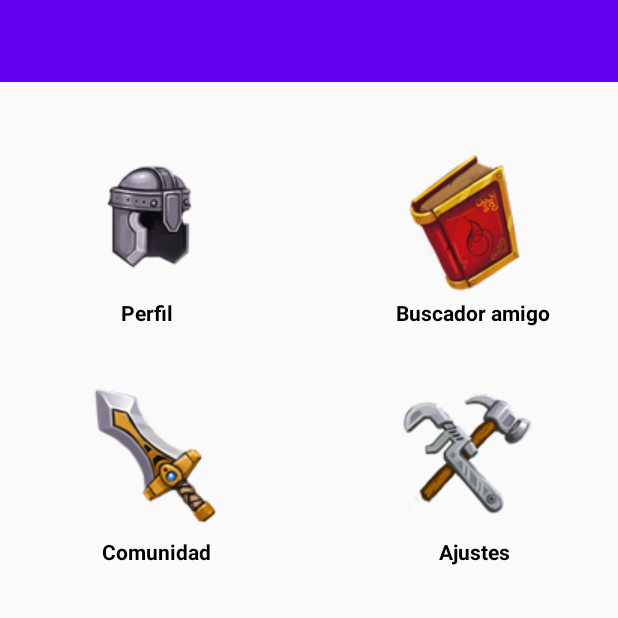
After one commit to Kevin-alcalde/AndroidV1, an Android app: the DashboardActivity screen opened directly, with no data from a screen before it, on a phone screen of 412 x 824 dp, the top half of it. The commit adds this screen. Run offline under Robolectric (Android 15) with nearby library versions, the phone set to English and light mode, and no system bars; 2 statements that could not run were skipped.

Commit message:
Se ha añadido un dashBoard y perfil funciona

```diff
--- a/app/src/main/AndroidManifest.xml
+++ b/app/src/main/AndroidManifest.xml
@@ -12,6 +12,7 @@
         android:supportsRtl="true"
         android:theme="@style/Theme.AndroidProyecto"
         android:usesCleartextTraffic="true">
+        <activity android:name=".DashboardActivity"></activity>
         <activity android:name=".SplashActivity">
             <intent-filter>
                 <action android:name="android.intent.action.MAIN" />
@@ -21,9 +22,7 @@
         </activity>
         <activity android:name=".PerfilActivity" />
         <activity android:name=".ResgisterActivity" />
-        <activity android:name=".MainActivity">
-
-        </activity>
+        <activity android:name=".MainActivity"></activity>
     </application>
 
 </manifest>
--- /dev/null
+++ b/app/src/main/java/edu/upc/dsa/androidproyecto/DashboardActivity.java
@@ -0,0 +1,53 @@
+package edu.upc.dsa.androidproyecto;
+
+import androidx.appcompat.app.AppCompatActivity;
+
+import android.content.Intent;
+import android.os.Bundle;
+import android.util.Log;
+import android.view.View;
+import android.widget.TextView;
+
+public class DashboardActivity extends AppCompatActivity {
+
+    TextView nombre;
+    String name;
+    String username;
+    String password;
+    String ciudad;
+    Jugador jugador;
+    Bundle bundle = new Bundle();
+
+    @Override
+    protected void onCreate(Bundle savedInstanceState) {
+        super.onCreate(savedInstanceState);
+
+
+        setContentView(R.layout.activity_dashboard);
+        nombre = findViewById(R.id.Usuario);
+        Bundle Recibo = getIntent().getExtras();
+        name = Recibo.getString("nombreLogin");
+        nombre.setText(name);
+
+
+        jugador = new Jugador(Recibo.getString("user"), Recibo.getString("password"));
+        bundle.putSerializable("prueba1",jugador);
+
+
+    }
+
+    public void Loger (View view) {
+        Intent intent = new Intent(this,PerfilActivity.class);
+        intent.putExtras(bundle);
+        startActivity(intent);
+
+
+
+    }
+
+
+
+
+
+
+}
--- /dev/null
+++ b/app/src/main/res/drawable/white_rectangle_background.xml
@@ -0,0 +1,6 @@
+<?xml version="1.0" encoding="utf-8"?>
+<shape xmlns:android="http://schemas.android.com/apk/res/android"
+    android:shape="rectangle">
+<solid android:color="@color/white"/>
+    <corners android:radius="10dp"/>
+</shape>
--- /dev/null
+++ b/app/src/main/res/layout/activity_dashboard.xml
@@ -0,0 +1,151 @@
+<?xml version="1.0" encoding="utf-8"?>
+<androidx.constraintlayout.widget.ConstraintLayout
+    xmlns:android="http://schemas.android.com/apk/res/android"
+    xmlns:app="http://schemas.android.com/apk/res-auto"
+    xmlns:tools="http://schemas.android.com/tools"
+    android:layout_width="match_parent"
+    android:layout_height="match_parent"
+
+    tools:context=".DashboardActivity">
+
+    <androidx.constraintlayout.widget.ConstraintLayout
+        android:id="@+id/Header"
+        android:layout_width="match_parent"
+        android:layout_height="wrap_content"
+        android:background="@color/design_default_color_primary"
+        android:padding="10dp"
+        app:layout_constraintStart_toStartOf="parent"
+        app:layout_constraintTop_toTopOf="parent">
+
+        <TextView
+            android:id="@+id/Usuario"
+            android:layout_width="wrap_content"
+            android:layout_height="wrap_content"
+            android:text="Usuario"
+            android:textColor="@color/white"
+            android:textSize="25sp"
+            android:textStyle="normal"
+            app:layout_constraintBottom_toBottomOf="parent"
+            app:layout_constraintEnd_toEndOf="parent"
+            app:layout_constraintStart_toStartOf="parent"
+            app:layout_constraintTop_toTopOf="parent"
+            app:layout_constraintVertical_bias="0.571" />
+
+    </androidx.constraintlayout.widget.ConstraintLayout>
+
+    <androidx.constraintlayout.widget.ConstraintLayout
+        android:id="@+id/constraintLayout"
+        android:layout_width="match_parent"
+        android:layout_height="wrap_content"
+        app:layout_constraintBottom_toBottomOf="@+id/Header">
+
+
+    </androidx.constraintlayout.widget.ConstraintLayout>
+
+    <ScrollView
+        android:layout_width="match_parent"
+        android:layout_height="wrap_content"
+        app:layout_constraintBottom_toBottomOf="parent"
+        app:layout_constraintStart_toStartOf="parent"
+        app:layout_constraintTop_toBottomOf="@+id/Header"
+        app:layout_constraintVertical_bias="0.0" />
+
+    <ImageView
+        android:id="@+id/imagePerfil"
+        android:layout_width="wrap_content"
+        android:layout_height="wrap_content"
+        android:layout_marginStart="36dp"
+        android:layout_marginLeft="36dp"
+        android:layout_marginTop="28dp"
+        android:onClick="Loger"
+        app:layout_constraintStart_toStartOf="parent"
+        app:layout_constraintTop_toBottomOf="@+id/Header"
+        app:srcCompat="@drawable/helmet" />
+
+    <ImageView
+        android:id="@+id/imageAmigo"
+        android:layout_width="wrap_content"
+        android:layout_height="wrap_content"
+        android:layout_marginTop="28dp"
+        android:layout_marginEnd="36dp"
+        android:layout_marginRight="36dp"
+        app:layout_constraintEnd_toEndOf="parent"
+        app:layout_constraintTop_toBottomOf="@+id/Header"
+        app:srcCompat="@drawable/tome" />
+
+    <ImageView
+        android:id="@+id/imageView10"
+        android:layout_width="wrap_content"
+        android:layout_height="wrap_content"
+        android:layout_marginStart="36dp"
+        android:layout_marginLeft="36dp"
+        android:layout_marginTop="28dp"
+        app:layout_constraintStart_toStartOf="parent"
+        app:layout_constraintTop_toBottomOf="@+id/imagePerfil"
+        app:srcCompat="@drawable/upg_sword" />
+
+    <ImageView
+        android:id="@+id/imageView11"
+        android:layout_width="wrap_content"
+        android:layout_height="wrap_content"
+        android:layout_marginTop="28dp"
+        android:layout_marginEnd="36dp"
+        android:layout_marginRight="36dp"
+        app:layout_constraintEnd_toEndOf="parent"
+        app:layout_constraintTop_toBottomOf="@+id/imageAmigo"
+        app:srcCompat="@drawable/tools" />
+
+    <TextView
+        android:id="@+id/textView11"
+        android:layout_width="wrap_content"
+        android:layout_height="wrap_content"
+        android:layout_marginTop="144dp"
+        android:text="Perfil"
+        android:textColor="@color/black"
+        android:textStyle="bold"
+        app:layout_constraintEnd_toEndOf="parent"
+        app:layout_constraintHorizontal_bias="0.214"
+        app:layout_constraintStart_toStartOf="parent"
+        app:layout_constraintTop_toBottomOf="@+id/Header" />
+
+    <TextView
+        android:id="@+id/textView12"
+        android:layout_width="wrap_content"
+        android:layout_height="wrap_content"
+        android:layout_marginTop="144dp"
+        android:text="Buscador amigo"
+        android:textColor="@color/black"
+        android:textStyle="bold"
+        app:layout_constraintEnd_toEndOf="parent"
+        app:layout_constraintHorizontal_bias="0.854"
+        app:layout_constraintStart_toStartOf="parent"
+        app:layout_constraintTop_toBottomOf="@+id/constraintLayout" />
+
+    <TextView
+        android:id="@+id/textView13"
+        android:layout_width="wrap_content"
+        android:layout_height="wrap_content"
+        android:layout_marginStart="68dp"
+        android:layout_marginLeft="68dp"
+        android:layout_marginTop="140dp"
+        android:text="Comunidad"
+        android:textColor="@color/black"
+        android:textStyle="bold"
+        app:layout_constraintStart_toStartOf="parent"
+        app:layout_constraintTop_toBottomOf="@+id/textView11" />
+
+    <TextView
+        android:id="@+id/textView14"
+        android:layout_width="wrap_content"
+        android:layout_height="wrap_content"
+        android:layout_marginTop="140dp"
+        android:layout_marginEnd="72dp"
+        android:layout_marginRight="72dp"
+        android:text="Ajustes"
+        android:textColor="@color/black"
+        android:textStyle="bold"
+        app:layout_constraintEnd_toEndOf="parent"
+        app:layout_constraintTop_toBottomOf="@+id/textView12" />
+
+
+</androidx.constraintlayout.widget.ConstraintLayout>
--- a/app/src/main/res/values/colors.xml
+++ b/app/src/main/res/values/colors.xml
@@ -7,4 +7,7 @@
     <color name="teal_700">#FF018786</color>
     <color name="black">#FF000000</color>
     <color name="white">#FFFFFFFF</color>
+    <color name="colorPrimary">#3F51B5</color>
+    <color name="colorPrimaryDark">#303F9F</color>
+    <color name="colorAccent">#FF4081</color>
 </resources>
```
Also changed, not shown: app/src/main/java/edu/upc/dsa/androidproyecto/MainActivity.java (+27 -7 lines), app/src/main/java/edu/upc/dsa/androidproyecto/PerfilActivity.java (+41 -2 lines), app/src/main/res/drawable/ic_perfil.xml (added, +10 -0 lines), app/src/main/res/values/styles.xml (added, +19 -0 lines), app/src/main/res/drawable/helmet.png (added), app/src/main/res/drawable/tome.png (added), app/src/main/res/drawable/tools.png (added), app/src/main/res/drawable/upg_sword.png (added).
